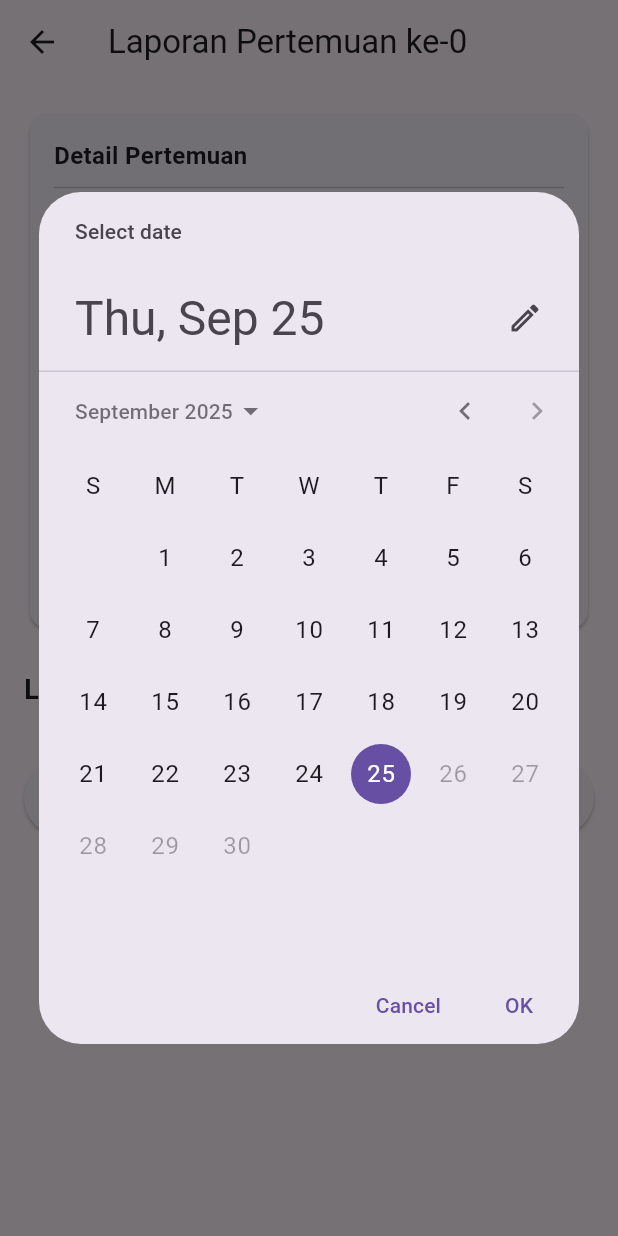
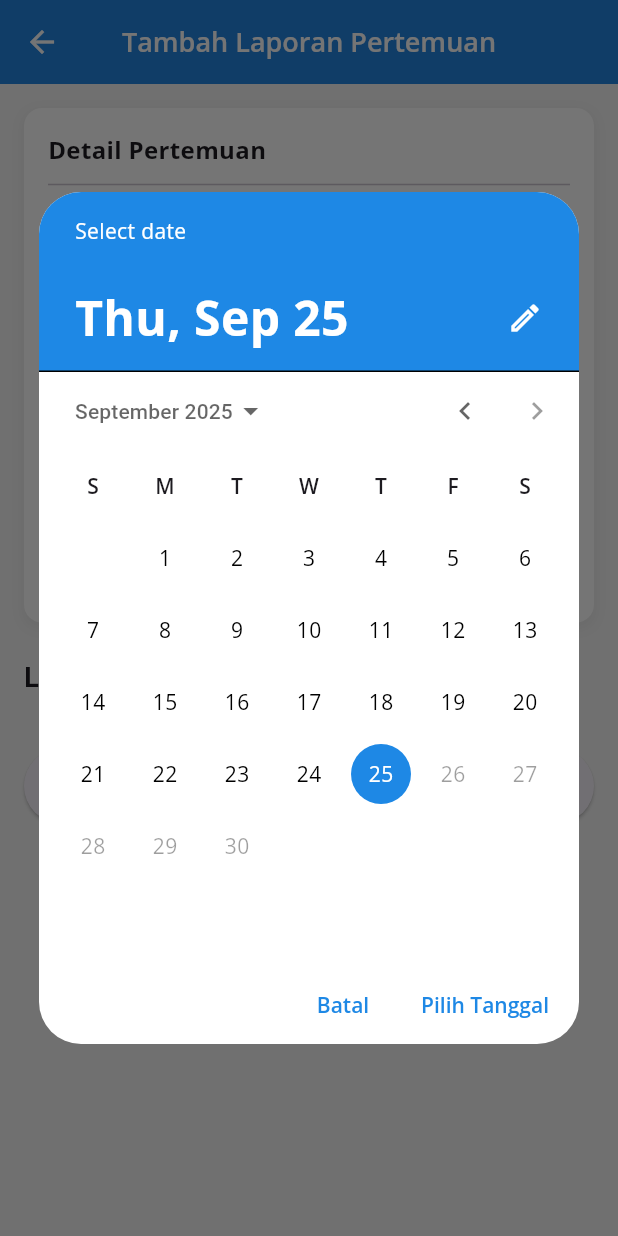
Before and after one commit to rafitrhmn/pendataan_ldk, a Flutter app: the AddLaporanPage screen opened directly with empty values, after a tap on "Tanggal Pertemuan", on a phone screen of 412 x 824 dp. Run offline on Flutter 3.47's test engine with Material 3 defaults, Android fonts, the phone set to English and light mode, and no system bars; our stand-ins replace bloc, equatable, flutter_bloc, flutter_localization, go_router, google_fonts and 3 more; accounts and stored records are empty.

Commit message:
menambhakan package baru untuk dafult bahsa indonesia utk tanggal dan hari di add_laporan_pertemuan.dart

```diff
--- a/app/lib/main.dart
+++ b/app/lib/main.dart
@@ -5,10 +5,12 @@ import 'package:app/bloc/laporan/laporan_bloc.dart';
 import 'package:app/bloc/login/login_bloc.dart';
 import 'package:app/bloc/mentee/mentee_bloc.dart';
 import 'package:app/bloc/mentor/mentor_bloc.dart';
+import 'package:app/setttings/app_local.dart';
 import 'package:app/setttings/supabase_config.dart';
 import 'package:flutter/material.dart';
 import 'package:flutter_bloc/flutter_bloc.dart';
 import 'setttings/app_router.dart';
+import 'package:flutter_localization/flutter_localization.dart';
 
 Future<void> main() async {
   // Pastikan Flutter binding sudah siap
@@ -16,12 +18,36 @@ Future<void> main() async {
 
   // Panggil fungsi inisialisasi Supabase
   await initializeSupabase();
+  await FlutterLocalization.instance.ensureInitialized();
 
   runApp(const MyApp());
 }
 
-class MyApp extends StatelessWidget {
+class MyApp extends StatefulWidget {
   const MyApp({super.key});
+
+  @override
+  State<MyApp> createState() => _MyAppState();
+}
+
+class _MyAppState extends State<MyApp> {
+  final FlutterLocalization localization = FlutterLocalization.instance;
+  @override
+  void initState() {
+    localization.init(
+      mapLocales: [
+        const MapLocale('en', AppLocale.EN),
+        const MapLocale('id', AppLocale.ID),
+      ],
+      initLanguageCode: 'id', // Bahasa default
+    );
+    localization.onTranslatedLanguage = _onTranslatedLanguage;
+    super.initState();
+  }
+
+  void _onTranslatedLanguage(Locale? locale) {
+    setState(() {});
+  }
 
   @override
   Widget build(BuildContext context) {
@@ -45,6 +71,8 @@ class MyApp extends StatelessWidget {
         ),
         routerConfig: router,
         debugShowCheckedModeBanner: false,
+        supportedLocales: localization.supportedLocales,
+        localizationsDelegates: localization.localizationsDelegates,
       ),
     );
   }
--- a/app/lib/pages/kelompok/add_laporan_pertemuan.dart
+++ b/app/lib/pages/kelompok/add_laporan_pertemuan.dart
@@ -2,10 +2,12 @@ import 'package:app/bloc/laporan/laporan_bloc.dart';
 import 'package:app/bloc/laporan/laporan_event.dart';
 import 'package:app/bloc/laporan/laporan_state.dart';
 import 'package:app/models/mentee_model.dart';
+import 'package:app/utils/style_decorations.dart';
 import 'package:flutter/material.dart';
 import 'package:flutter/services.dart';
 import 'package:flutter_bloc/flutter_bloc.dart';
 import 'package:go_router/go_router.dart';
+import 'package:google_fonts/google_fonts.dart';
 import 'package:image_picker/image_picker.dart';
 import 'package:intl/intl.dart';
 import 'package:supabase_flutter/supabase_flutter.dart';
@@ -41,7 +43,7 @@ class _AddLaporanPageState extends State<AddLaporanPage> {
   @override
   void initState() {
     super.initState();
-    // Inisialisasi map laporan, set semua mentee hadir secara default
+
     _laporanMentees = {
       for (var mentee in widget.mentees)
         mentee.id: {
@@ -73,7 +75,46 @@ class _AddLaporanPageState extends State<AddLaporanPage> {
       initialDate: _selectedDate,
       firstDate: DateTime(2020),
       lastDate: DateTime.now(),
+      cancelText: 'Batal',
+      confirmText: 'Pilih Tanggal',
+      //  TAMBAHKAN 'builder' UNTUK STYLING
+      builder: (context, child) {
+        return Theme(
+          // Kita ambil tema yang ada, lalu timpa bagian yang perlu diubah
+          data: Theme.of(context).copyWith(
+            // Kustomisasi tema khusus untuk date picker
+            datePickerTheme: DatePickerThemeData(
+              backgroundColor: Colors.white,
+              headerBackgroundColor: Colors.blue[600],
+              headerForegroundColor: Colors.white,
+              // Mengatur gaya font untuk semua teks di dalam kalender
+              dayStyle: GoogleFonts.openSans(),
+              weekdayStyle: GoogleFonts.openSans(fontWeight: FontWeight.w600),
+              yearStyle: GoogleFonts.openSans(),
+              headerHelpStyle: GoogleFonts.openSans(color: Colors.white70),
+              headerHeadlineStyle: GoogleFonts.openSans(
+                fontSize: 32,
+                fontWeight: FontWeight.bold,
+              ),
+            ),
+            // Kustomisasi warna utama (untuk tanggal terpilih dan tombol)
+            colorScheme: ColorScheme.light(
+              primary: Colors.blue[600]!, // Warna utama (lingkaran, tombol OK)
+              onPrimary: Colors.white, // Warna teks di atas warna utama
+            ),
+
+            // Kustomisasi gaya font untuk tombol "OK" dan "Cancel"
+            textButtonTheme: TextButtonThemeData(
+              style: TextButton.styleFrom(
+                textStyle: GoogleFonts.openSans(fontWeight: FontWeight.w600),
+              ),
+            ),
+          ),
+          child: child!,
         );
+      },
+    );
+
     if (date != null) setState(() => _selectedDate = date);
   }
 
@@ -193,8 +234,23 @@ class _AddLaporanPageState extends State<AddLaporanPage> {
         }
       },
       child: Scaffold(
+        backgroundColor: Colors.grey[100],
         appBar: AppBar(
-          title: Text('Laporan Pertemuan ke-${widget.pertemuanKe}'),
+          // Menempatkan judul di tengah
+          centerTitle: true,
+          title: Text(
+            'Tambah Laporan Pertemuan',
+            // Menerapkan font Open Sans
+            style: GoogleFonts.openSans(
+              fontWeight: FontWeight.w600,
+              fontSize: 18,
+            ),
+          ),
+
+          // Mengatur warna latar dan teks
+          backgroundColor: Colors.blue[600],
+          foregroundColor: Colors.white,
+          elevation: 2,
         ),
         body: Form(
           key: _formKey,
@@ -242,64 +298,96 @@ class _AddLaporanPageState extends State<AddLaporanPage> {
   }
 
   Widget _buildInfoUmumCard() {
-    return Card(
-      child: Padding(
+    // Widget untuk pratinjau gambar, tidak berubah
+    Widget imagePreview = ClipRRect(/* ... */);
+
+    return Container(
       padding: const EdgeInsets.all(16),
+      decoration: BoxDecoration(
+        color: Colors.white,
+        borderRadius: BorderRadius.circular(12.0),
+        boxShadow: [
+          BoxShadow(
+            color: Colors.grey.withOpacity(0.15),
+            spreadRadius: 2,
+            blurRadius: 8,
+            offset: const Offset(0, 3),
+          ),
+        ],
+      ),
       child: Column(
         crossAxisAlignment: CrossAxisAlignment.start,
         children: [
-            const Text(
+          Text(
             'Detail Pertemuan',
-              style: TextStyle(fontSize: 16, fontWeight: FontWeight.bold),
+            style: GoogleFonts.openSans(
+              fontSize: 16,
+              fontWeight: FontWeight.bold,
             ),
-            const Divider(height: 20),
+          ),
+          const Divider(height: 24),
           ListTile(
             leading: const Icon(Icons.calendar_today),
-              title: const Text('Tanggal Pertemuan'),
+            title: Text(
+              'Tanggal Pertemuan',
+              style: GoogleFonts.openSans(fontWeight: FontWeight.w600),
+            ),
             subtitle: Text(
-                DateFormat('EEEE, d MMMM yyyy').format(_selectedDate),
+              DateFormat('EEEE, d MMMM yyyy', 'id_ID').format(_selectedDate),
+              style: GoogleFonts.openSans(),
             ),
             onTap: _selectDate,
+            contentPadding: EdgeInsets.zero,
           ),
+          const SizedBox(height: 16), // Beri jarak dari ListTile
+          // ================== PERBAIKAN STYLE INPUT ==================
           TextFormField(
             controller: _tempatController,
-              decoration: const InputDecoration(labelText: 'Tempat Pertemuan'),
+            style: GoogleFonts.openSans(),
+            decoration: buildInputDecoration(
+              // Menggunakan gaya input flat Anda
+              'Tempat Pertemuan',
+              suffixIcon: Icon(
+                Icons.location_on_outlined,
+                color: Colors.black.withOpacity(0.5),
+              ),
+            ),
             validator: (v) => v!.isEmpty ? 'Tempat tidak boleh kosong' : null,
           ),
-            const SizedBox(height: 8),
+          const SizedBox(height: 16),
           TextFormField(
             controller: _catatanController,
-              decoration: const InputDecoration(
-                labelText: 'Catatan Pertemuan (Opsional)',
+            style: GoogleFonts.openSans(),
+            decoration: buildInputDecoration(
+              // Menggunakan gaya input flat Anda
+              'Catatan Pertemuan (Opsional)',
+              suffixIcon: Icon(
+                Icons.notes_outlined,
+                color: Colors.black.withOpacity(0.5),
               ),
             ),
+            maxLines: 3,
+            minLines: 1,
+          ),
+          // ==========================================================
           const SizedBox(height: 16),
           Row(
             children: [
-                Container(
-                  width: 60,
-                  height: 60,
-                  decoration: BoxDecoration(
-                    color: Colors.grey[200],
-                    borderRadius: BorderRadius.circular(8),
-                  ),
-                  // DIUBAH: Gunakan Image.memory untuk menampilkan preview
-                  child: _selectedImageBytes != null
-                      ? Image.memory(_selectedImageBytes!, fit: BoxFit.cover)
-                      : const Icon(Icons.photo, size: 30, color: Colors.grey),
-                ),
-                const SizedBox(width: 10),
+              imagePreview,
+              const SizedBox(width: 12),
               Expanded(
                 child: ElevatedButton.icon(
                   onPressed: _pickImage,
                   icon: const Icon(Icons.upload_file),
-                    label: const Text('Unggah Foto (Opsional)'),
+                  label: Text('Unggah Foto', style: GoogleFonts.openSans()),
+                  style: ElevatedButton.styleFrom(
+                    padding: const EdgeInsets.symmetric(vertical: 12),
+                  ),
                 ),
               ),
             ],
           ),
         ],
-        ),
       ),
     );
   }
--- a/app/pubspec.yaml
+++ b/app/pubspec.yaml
@@ -43,6 +43,7 @@ dependencies:
   collection: ^1.19.1
   intl: ^0.20.2
   image_picker: ^1.2.0
+  flutter_localization: ^0.3.3
 
 dev_dependencies:
   flutter_test:
```
Also changed, not shown: app/pubspec.lock. Lines whose indentation alone changed are shown as unchanged.
